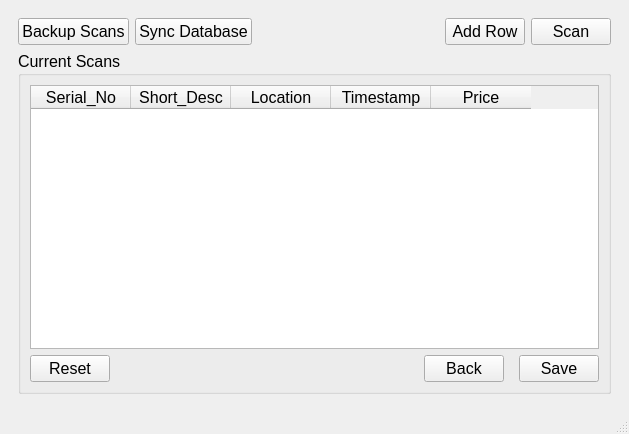
The window that ScannerInterfaceApp/ScannerApp/UI_Files/MainAppUI.ui (Solomin0/Capstone) describes before a commit, drawn with Qt 5.
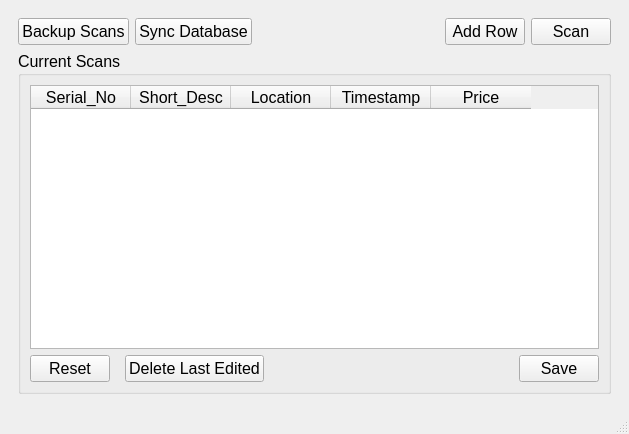
The same window after the commit. Custom widgets are drawn as their Qt base class.

The edit to the form file:
```diff
--- a/ScannerInterfaceApp/ScannerApp/UI_Files/MainAppUI.ui
+++ b/ScannerInterfaceApp/ScannerApp/UI_Files/MainAppUI.ui
@@ -425,6 +425,19 @@
                </property>
               </widget>
              </item>
+             <item>
+              <widget class="PushButton" name="vs_del_last_btn">
+               <property name="sizePolicy">
+                <sizepolicy hsizetype="Preferred" vsizetype="Fixed">
+                 <horstretch>0</horstretch>
+                 <verstretch>0</verstretch>
+                </sizepolicy>
+               </property>
+               <property name="text">
+                <string>Delete Last Edited</string>
+               </property>
+              </widget>
+             </item>
              <item>
               <spacer name="horizontalSpacer_2">
                <property name="orientation">
@@ -438,19 +451,6 @@
                </property>
               </spacer>
              </item>
-             <item>
-              <widget class="PushButton" name="vs_to_mm_btn">
-               <property name="sizePolicy">
-                <sizepolicy hsizetype="Preferred" vsizetype="Fixed">
-                 <horstretch>0</horstretch>
-                 <verstretch>0</verstretch>
-                </sizepolicy>
-               </property>
-               <property name="text">
-                <string>Back</string>
-               </property>
-              </widget>
-             </item>
              <item>
               <widget class="PushButton" name="vs_save_btn">
                <property name="sizePolicy">
```
Left out of the diff: 17 changed lines with no effect on the pictures.
